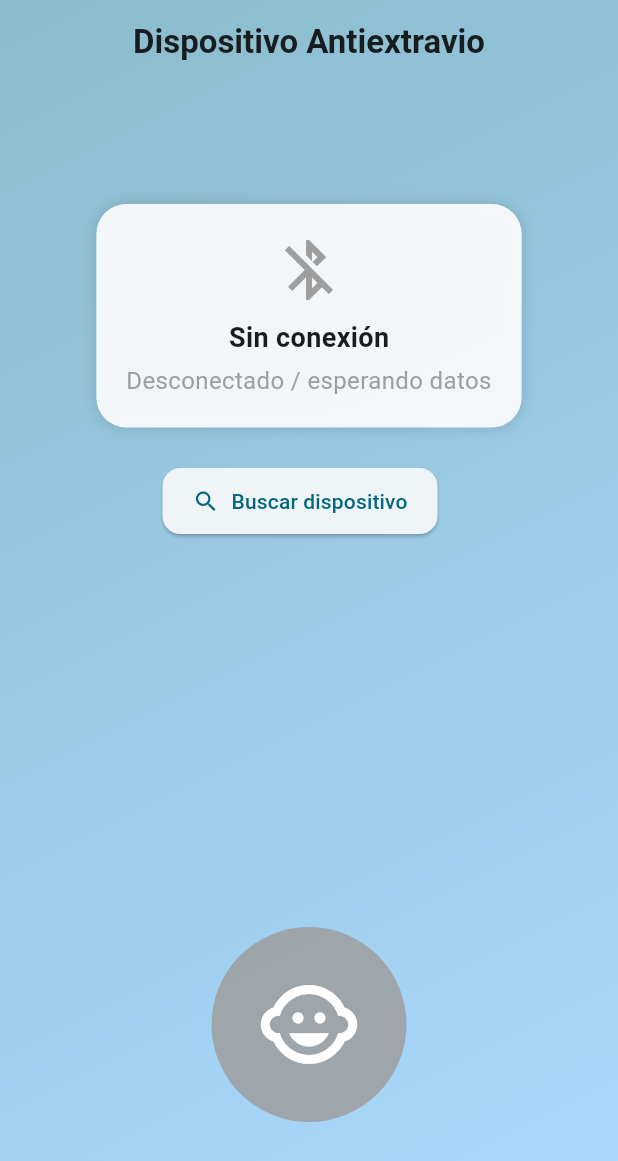
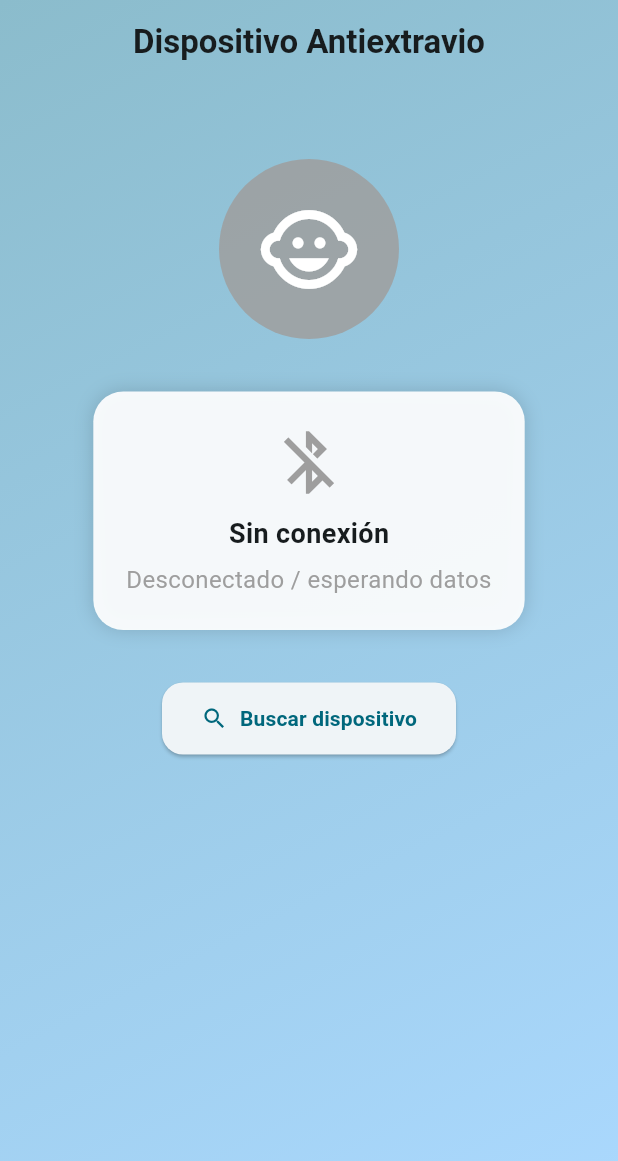
Before and after one commit to Angelina-Casas/DispositvoAntiExtravio, a Flutter app: the screen it shows after launch, on a phone screen of 412 x 824 dp. Shown: the top 1161 px of the screen. Run offline on Flutter 3.47's test engine with Material 3 defaults, Android fonts, the phone set to English and light mode, and no system bars; our stand-ins replace flutter_blue_plus, flutter_local_notifications, location, permission_handler, vibration.

Commit message:
modificacion de espacios en la interfaz

```diff
--- a/lib/screens/home_screen.dart
+++ b/lib/screens/home_screen.dart
@@ -44,18 +44,20 @@ class _HomeScreenState extends State<HomeScreen> {
 
   Future<void> _showSoundNotification(String title, String body) async {
     const androidDetails = AndroidNotificationDetails(
-      'alert_channel', 'Alertas', channelDescription: 'Alertas de la pulsera',
-      importance: Importance.high, priority: Priority.high, playSound: true);
+      'alert_channel', 'Alertas',
+      channelDescription: 'Alertas de la pulsera',
+      importance: Importance.high,
+      priority: Priority.high,
+      playSound: true,
+    );
     const details = NotificationDetails(android: androidDetails);
     await _notifier.show(0, title, body, details);
   }
 
   Future<void> _applySideEffects(KidState s) async {
     if (s == KidState.gettingAway) {
-      // Play sound only
       await _showSoundNotification('Cuidado', 'El niño se está alejando. Por favor supervisar.');
     } else if (s == KidState.veryFar) {
-      // Play sound + vibrate
       await _showSoundNotification('¡ALERTA!', 'Niño muy lejos. Buscar ahora.');
       if (await Vibration.hasVibrator() ?? false) {
         Vibration.vibrate(duration: 800);
@@ -68,7 +70,7 @@ class _HomeScreenState extends State<HomeScreen> {
       case KidState.near:
         return Colors.green;
       case KidState.gettingAway:
-        return Colors.orange;
+        return Colors.blue;
       case KidState.veryFar:
         return Colors.red;
       default:
@@ -90,24 +92,21 @@ class _HomeScreenState extends State<HomeScreen> {
   }
 
   Future<void> _openScan() async {
-    // open scan screen. if user connected, we pop with true
     final res = await Navigator.push<bool>(
       context,
       MaterialPageRoute(
         builder: (_) => ScanScreen(controller: widget.controller, expectedName: widget.expectedName),
       ),
     );
-
-    // If connected (res == true) we can update UI; controller.stateStream will update state
-    if (res == true) {
-      setState(() {});
-    }
+    if (res == true) setState(() {});
   }
 
   Future<void> _disconnect() async {
     await widget.controller.disconnect();
     setState(() => currentState = KidState.unknown);
-    ScaffoldMessenger.of(context).showSnackBar(const SnackBar(content: Text('🔴 Dispositivo desconectado')));
+    ScaffoldMessenger.of(context).showSnackBar(
+      const SnackBar(content: Text('🔴 Dispositivo desconectado')),
+    );
   }
 
   @override
@@ -124,13 +123,13 @@ class _HomeScreenState extends State<HomeScreen> {
       appBar: AppBar(
         backgroundColor: Colors.transparent,
         elevation: 0,
-        title: const Text('Dispositivo Antiextravio',
-          style: TextStyle(
-            fontWeight: FontWeight.bold,
-          ),
+        title: const Text(
+          'Dispositivo Antiextravio',
+          style: TextStyle(fontWeight: FontWeight.bold),
         ),
         centerTitle: true,
       ),
+
       body: Container(
         width: double.infinity,
         height: double.infinity,
@@ -138,23 +137,40 @@ class _HomeScreenState extends State<HomeScreen> {
           gradient: LinearGradient(
             begin: Alignment.topLeft,
             end: Alignment.bottomRight,
-            colors: [Color(0xFF8BBCCC), Color.fromARGB(255, 171, 217, 255)],
+            colors: [
+              Color(0xFF8BBCCC),
+              Color.fromARGB(255, 171, 217, 255)
+            ],
           ),
         ),
+
         child: Padding(
           padding: const EdgeInsets.all(16.0),
           child: Column(
             children: [
-              const SizedBox(height: 120),
 
-              // Estado y dispositivo
+              const SizedBox(height: 90),
+
+              // CARITA DEL NIÑO (única)
+              AnimatedContainer(
+                duration: const Duration(milliseconds: 500),
+                height: 120,
+                width: 120,
+                decoration: BoxDecoration(
+                  color: _stateColor().withOpacity(.85),
+                  shape: BoxShape.circle,
+                ),
+                child: const Icon(Icons.child_care, size: 70, color: Colors.white),
+              ),
+              const SizedBox(height: 35),
+              // CUADRO DE ESTADO
               Container(
-                padding: const EdgeInsets.all(20),
+                padding: const EdgeInsets.all(22),
                 decoration: BoxDecoration(
-                  color: Colors.white.withOpacity(.9),
+                  color: Colors.white.withOpacity(.92),
                   borderRadius: BorderRadius.circular(20),
                   boxShadow: [
-                    BoxShadow(color: Colors.black.withOpacity(.15), blurRadius: 8),
+                    BoxShadow(color: Colors.black.withOpacity(.15), blurRadius: 10),
                   ],
                 ),
                 child: Column(
@@ -162,14 +178,14 @@ class _HomeScreenState extends State<HomeScreen> {
                     Icon(
                       connected ? Icons.bluetooth_connected : Icons.bluetooth_disabled,
                       color: _stateColor(),
-                      size: 48,
+                      size: 50,
                     ),
-                    const SizedBox(height: 8),
+                    const SizedBox(height: 10),
                     Text(
                       connected ? 'Conectado a: $deviceName' : 'Sin conexión',
                       style: const TextStyle(fontSize: 18, fontWeight: FontWeight.bold),
                     ),
-                    const SizedBox(height: 4),
+                    const SizedBox(height: 6),
                     Text(
                       _stateText(),
                       textAlign: TextAlign.center,
@@ -179,51 +195,42 @@ class _HomeScreenState extends State<HomeScreen> {
                 ),
               ),
 
-              const SizedBox(height: 25),
+              const SizedBox(height: 35),
 
-              // Botones de acción
-              Row(
-                mainAxisAlignment: MainAxisAlignment.center,
-                children: [
+              // BOTÓN BUSCAR
               ElevatedButton.icon(
                 style: ElevatedButton.styleFrom(
-                      shape: RoundedRectangleBorder(borderRadius: BorderRadius.circular(12)),
-                      padding: const EdgeInsets.symmetric(horizontal: 20, vertical: 12),
+                  shape: RoundedRectangleBorder(borderRadius: BorderRadius.circular(14)),
+                  padding: const EdgeInsets.symmetric(horizontal: 26, vertical: 14),
                 ),
                 onPressed: _openScan,
                 icon: const Icon(Icons.search),
-                    label: const Text('Buscar dispositivo'),
+                label: const Text(
+                  'Buscar dispositivo',
+                  style: TextStyle(fontWeight: FontWeight.bold),
                 ),
-                  const SizedBox(width: 12),
+              ),
+
+              const SizedBox(height: 14),
+
+              // BOTÓN DESCONECTAR
               if (connected)
                 ElevatedButton.icon(
                   style: ElevatedButton.styleFrom(
-                        shape: RoundedRectangleBorder(borderRadius: BorderRadius.circular(12)),
-                        padding: const EdgeInsets.symmetric(horizontal: 20, vertical: 12),
+                    shape: RoundedRectangleBorder(borderRadius: BorderRadius.circular(14)),
+                    padding: const EdgeInsets.symmetric(horizontal: 26, vertical: 14),
                     backgroundColor: Colors.redAccent,
                   ),
                   onPressed: _disconnect,
                   icon: const Icon(Icons.power_settings_new),
-                      label: const Text('Desconectar'),
+                  label: const Text(
+                    'Desconectar',
+                    style: TextStyle(fontWeight: FontWeight.bold),
                   ),
-                ],
                 ),
 
               const Spacer(),
-
-              // Indicador visual grande
-              AnimatedContainer(
-                duration: const Duration(milliseconds: 500),
-                height: 130,
-                width: 130,
-                decoration: BoxDecoration(
-                  color: _stateColor().withOpacity(.85),
-                  shape: BoxShape.circle,
-                ),
-                child: Icon(Icons.child_care, size: 70, color: Colors.white),
-              ),
-
-              const SizedBox(height: 60),
+              const SizedBox(height: 40),
             ],
           ),
         ),
```
Lines whose indentation alone changed are shown as unchanged.
